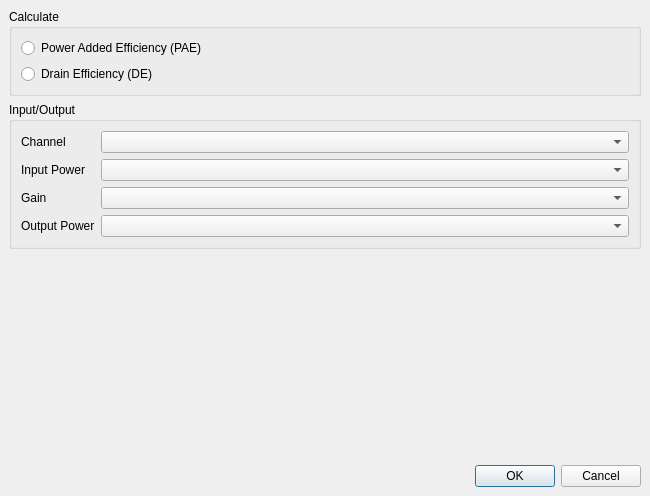
Before: the Qt Designer form app/mainwindow.ui in Terrabits/PAE, drawn with Qt 5.
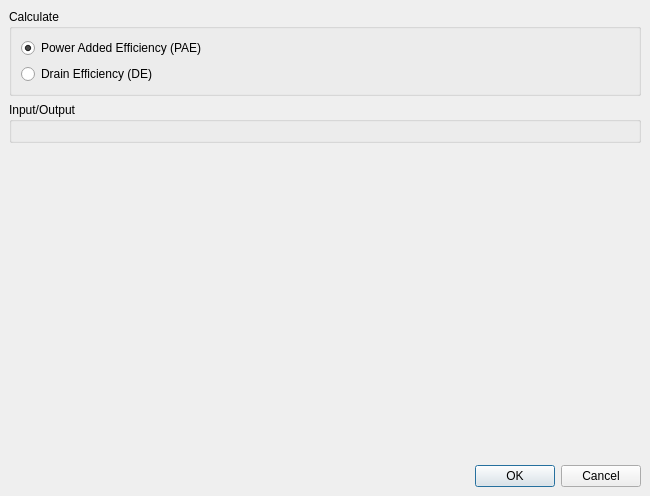
After: the same form once the commit is applied. Custom widgets are drawn as their Qt base class.

Commit message: MeasurePAE mostly finished, but not tested with real DMMs. Next: write traces to VNA

```diff
--- a/app/mainwindow.ui
+++ b/app/mainwindow.ui
@@ -14,7 +14,7 @@
    <string>MainWindow</string>
   </property>
   <widget class="QWidget" name="centralwidget">
-   <layout class="QVBoxLayout" name="verticalLayout" stretch="0,0,0,0,0">
+   <layout class="QVBoxLayout" name="verticalLayout" stretch="0,0,0,0,0,0">
     <item>
      <widget class="QGroupBox" name="groupBox">
       <property name="title">
@@ -26,6 +26,9 @@
          <property name="text">
           <string>Power Added Efficiency (PAE)</string>
          </property>
+         <property name="checked">
+          <bool>true</bool>
+         </property>
         </widget>
        </item>
        <item row="1" column="0">
@@ -43,46 +46,9 @@
       <property name="title">
        <string>Input/Output</string>
       </property>
-      <layout class="QGridLayout" name="gridLayout_4" columnstretch="0,1">
-       <item row="1" column="1">
-        <widget class="QComboBox" name="inputPowerTrace"/>
-       </item>
-       <item row="2" column="1">
-        <widget class="QComboBox" name="gainTrace"/>
-       </item>
-       <item row="2" column="0">
-        <widget class="QLabel" name="label_2">
-         <property name="text">
-          <string>Gain</string>
-         </property>
-        </widget>
-       </item>
-       <item row="1" column="0">
-        <widget class="QLabel" name="label">
-         <property name="text">
-          <string>Input Power</string>
-         </property>
-        </widget>
-       </item>
-       <item row="3" column="1">
-        <widget class="QComboBox" name="outputPowerTrace"/>
-       </item>
-       <item row="3" column="0">
-        <widget class="QLabel" name="label_3">
-         <property name="text">
-          <string>Output Power</string>
-         </property>
-        </widget>
-       </item>
+      <layout class="QGridLayout" name="gridLayout">
        <item row="0" column="0">
-        <widget class="QLabel" name="label_4">
-         <property name="text">
-          <string>Channel</string>
-         </property>
-        </widget>
-       </item>
-       <item row="0" column="1">
-        <widget class="QComboBox" name="channel"/>
+        <widget class="TracesWidget" name="traces" native="true"/>
        </item>
       </layout>
      </widget>
@@ -120,6 +86,18 @@
    <header>stagelistwidget.h</header>
    <container>1</container>
   </customwidget>
+  <customwidget>
+   <class>TracesWidget</class>
+   <extends>QWidget</extends>
+   <header>traceswidget.h</header>
+   <container>1</container>
+  </customwidget>
+  <customwidget>
+   <class>RsaToolbox::ErrorLabel</class>
+   <extends>QWidget</extends>
+   <header>ErrorLabel.h</header>
+   <container>1</container>
+  </customwidget>
  </customwidgets>
  <resources/>
  <connections/>
```
Left out of the diff: 5 changed lines with no effect on the pictures. The commit also changes 24 other files.
